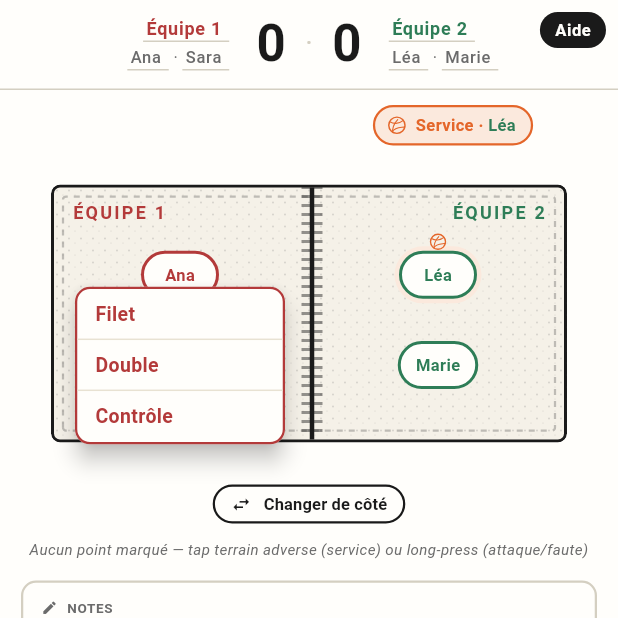
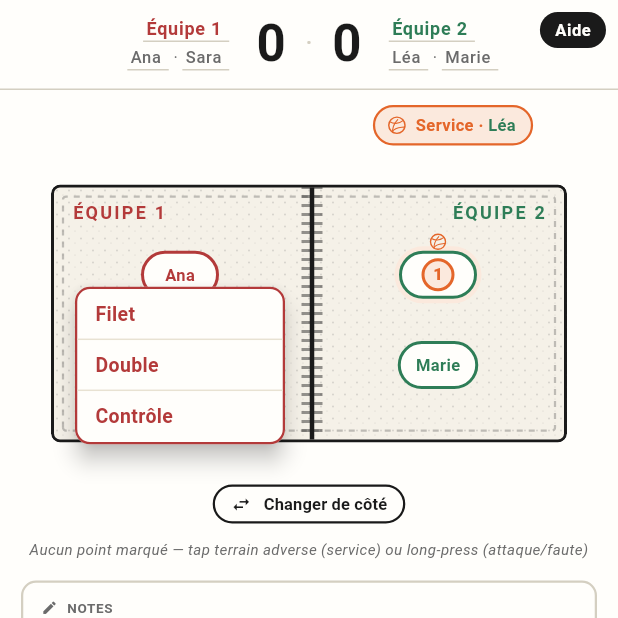
Before and after one commit to Youghz/MeeHawk, a Flutter app: the MatchScreen screen opened directly, after a tap on "Ana", on a phone screen of 412 x 824 dp, the top half of it. Run offline on Flutter 3.47's test engine with Material 3 defaults, Android fonts, the phone set to English and light mode, and no system bars; our stand-ins replace flutter_riverpod, google_fonts.

Commit message:
Seed rally with server impact, slim replay panel, global dismiss
- Each new rally auto-records impact 0 at the serving player's position.
  Court schedules a post-frame callback that adds the BallImpact using
  the LayoutBuilder's measured outer/inner dimensions, so the marker
  lines up precisely with the player's rendered pastille regardless of
  screen size. Triggers: initial match start and every point commit
  (rallyImpacts is flushed in _commitPoint). Idempotent — the callback
  aborts if the rally was already seeded before it ran.
- ReplayPanel now shows only the rally length (count of net crossings,
  derived via PointRecord.rallyLength) and the last winning annotation.
  The X close button is gone, since the replay is dismissible from
  anywhere in the app.
- MatchScreen overlays a full-screen Listener (HitTestBehavior
  .translucent) while in replay. Any pointer-down anywhere exits the
  replay; the gesture still reaches the underlying widget so the same
  tap can do double duty (e.g. tap a new timeline cell = dismiss + new
  selection; tap blank area = just dismiss).
- docs/ARCHITECTURE.md updated: new sections 7.2 (replay dismissal) and
  7.3 (impact-0 seeding).

```diff
--- a/app/lib/screens/match_screen.dart
+++ b/app/lib/screens/match_screen.dart
@@ -1,4 +1,6 @@
 import 'package:flutter/material.dart';
+import 'package:flutter_riverpod/flutter_riverpod.dart';
+import '../providers/match_provider.dart';
 import '../theme.dart';
 import '../widgets/bottom_actions.dart';
 import '../widgets/change_side_prompt.dart';
@@ -11,21 +13,52 @@ import '../widgets/swap_sides_button.dart';
 import '../widgets/timeline.dart';
 import '../widgets/top_score.dart';
 
-class MatchScreen extends StatelessWidget {
+class MatchScreen extends ConsumerWidget {
   const MatchScreen({super.key});
 
   @override
-  Widget build(BuildContext context) => Scaffold(
+  Widget build(BuildContext context, WidgetRef ref) {
+    final isReplay = ref.watch(
+      matchProvider.select((s) => s.selectedPointIndex != null),
+    );
+    return Scaffold(
       backgroundColor: MH.paper,
       body: SafeArea(
         child: Stack(
-            children: const [
-              Column(
+          children: [
+            const _MatchLayout(),
+            const HelpHint(),
+            const ChangeSidePrompt(),
+            // Full-screen raw pointer listener in replay mode: any pointer
+            // down anywhere in the app exits the replay. Uses Listener
+            // (not GestureDetector) with translucent hit-test so the tap
+            // still propagates to the widget below — the gesture then
+            // fires in live mode.
+            if (isReplay)
+              Positioned.fill(
+                child: Listener(
+                  behavior: HitTestBehavior.translucent,
+                  onPointerDown: (_) =>
+                      ref.read(matchProvider.notifier).clearSelection(),
+                ),
+              ),
+          ],
+        ),
+      ),
+    );
+  }
+}
+
+class _MatchLayout extends StatelessWidget {
+  const _MatchLayout();
+
+  @override
+  Widget build(BuildContext context) => Column(
         children: [
           Expanded(
             child: SingleChildScrollView(
               child: Column(
-                        children: [
+                children: const [
                   TopScore(),
                   ServeBanner(),
                   Court(),
@@ -37,13 +70,7 @@ class MatchScreen extends StatelessWidget {
               ),
             ),
           ),
-                  BottomActions(),
+          const BottomActions(),
         ],
-              ),
-              HelpHint(),
-              ChangeSidePrompt(),
-            ],
-          ),
-        ),
       );
 }
--- a/app/lib/widgets/court.dart
+++ b/app/lib/widgets/court.dart
@@ -19,6 +19,11 @@ class _CourtState extends ConsumerState<Court> {
   static const _margin = kCourtMargin;
   static const _maxOuterW = 720.0;
 
+  double? _layoutOuterW;
+  double? _layoutOuterH;
+  double? _layoutInnerW;
+  double? _layoutInnerH;
+
   @override
   Widget build(BuildContext context) {
     final state = ref.watch(matchProvider);
@@ -30,11 +35,17 @@ class _CourtState extends ConsumerState<Court> {
 
     // Replay mode: when a historical point is selected, show that point's
     // trajectory instead of the current rally, hide players, disable
-    // gestures. Tap anywhere in replay mode clears the selection.
+    // gestures.
     final replayIdx = state.selectedPointIndex;
     final isReplay = replayIdx != null && replayIdx < state.history.length;
     final impactsToShow =
         isReplay ? state.history[replayIdx].impacts : state.rallyImpacts;
+
+    // Seed impact 0 (server position) at the start of each rally. Only when
+    // the live rally is empty, after the first layout gives us outerW.
+    if (!isReplay && state.rallyImpacts.isEmpty) {
+      _scheduleSeedImpact();
+    }
 
     return Padding(
       padding: const EdgeInsets.symmetric(horizontal: 14),
@@ -44,6 +55,10 @@ class _CourtState extends ConsumerState<Court> {
         final innerW = (outerW - _margin * 2).clamp(80.0, double.infinity);
         final innerH = innerW / 2;
         final outerH = innerH + _margin * 2;
+        _layoutOuterW = outerW;
+        _layoutOuterH = outerH;
+        _layoutInnerW = innerW;
+        _layoutInnerH = innerH;
         return Center(
           child: SizedBox(
             width: outerW,
@@ -179,6 +194,38 @@ class _CourtState extends ConsumerState<Court> {
       return true;
     }
     return false;
+  }
+
+  /// Schedule a post-frame callback to seed the empty rally with impact 0
+  /// at the server's position. Idempotent: aborts if the rally was already
+  /// seeded before the callback runs.
+  void _scheduleSeedImpact() {
+    WidgetsBinding.instance.addPostFrameCallback((_) {
+      final outerW = _layoutOuterW;
+      final outerH = _layoutOuterH;
+      final innerW = _layoutInnerW;
+      final innerH = _layoutInnerH;
+      if (outerW == null || outerH == null || innerW == null || innerH == null) {
+        return;
+      }
+      final current = ref.read(matchProvider);
+      if (current.rallyImpacts.isNotEmpty) return;
+      if (current.selectedPointIndex != null) return;
+      final serverId = current.servingPlayerId;
+      final pos = current.positions[serverId];
+      if (pos == null) return;
+      final teamSide = current.teamOfPlayer(serverId);
+      if (teamSide == null) return;
+      ref.read(matchProvider.notifier).addBallImpact(
+            BallImpact(
+              x: (_margin + pos.x * innerW) / outerW,
+              y: (_margin + pos.y * innerH) / outerH,
+              isOutside: false,
+              teamSide: teamSide,
+              playerId: serverId,
+            ),
+          );
+    });
   }
 
   /// Record a ball impact with auto-computed team side and nearest-player
--- a/app/lib/widgets/replay_panel.dart
+++ b/app/lib/widgets/replay_panel.dart
@@ -16,6 +16,10 @@ class ReplayPanel extends ConsumerWidget {
     final point = state.history[idx];
     final winnerTeam = state.teams[point.winner]!;
     final color = point.winner == 'e1' ? MH.them : MH.us;
+    final lastAction = point.annotations.isNotEmpty
+        ? point.annotations.last
+        : null;
+    final rallyLength = point.rallyLength;
 
     return Padding(
       padding: const EdgeInsets.fromLTRB(14, 0, 14, 6),
@@ -46,13 +50,13 @@ class ReplayPanel extends ConsumerWidget {
                         letterSpacing: 0.6,
                       )),
                 ),
-                const SizedBox(width: 6),
+                const SizedBox(width: 8),
                 Text(
-                  '${point.scoreE1}–${point.scoreE2}',
+                  '$rallyLength coup${rallyLength > 1 ? 's' : ''}',
                   style: MH.sans(
                     size: 10,
                     color: MH.paper.withValues(alpha: 0.6),
-                  ).copyWith(fontFeatures: const [FontFeature.tabularFigures()]),
+                  ),
                 ),
                 const Spacer(),
                 Text(
@@ -64,50 +68,31 @@ class ReplayPanel extends ConsumerWidget {
                     letterSpacing: 0.4,
                   ),
                 ),
-                const SizedBox(width: 4),
-                GestureDetector(
-                  onTap: () =>
-                      ref.read(matchProvider.notifier).clearSelection(),
-                  child: Padding(
-                    padding: const EdgeInsets.symmetric(horizontal: 4),
-                    child: Text('×',
-                        style: MH.sans(
-                          size: 16,
-                          color: MH.paper.withValues(alpha: 0.5),
-                        )),
-                  ),
-                ),
               ],
             ),
-            const SizedBox(height: 6),
-            if (point.annotations.isEmpty)
-              Text('Aucune annotation pour cet échange',
-                  style: MH.sans(
-                    size: 11,
-                    color: MH.paper.withValues(alpha: 0.6),
-                    fontStyle: FontStyle.italic,
-                  )),
-            for (final a in point.annotations)
-              Padding(
-                padding: const EdgeInsets.only(top: 3),
-                child: Row(
+            const SizedBox(height: 8),
+            Row(
               crossAxisAlignment: CrossAxisAlignment.start,
               children: [
                 Text('· ',
                     style: MH.sans(
-                          size: 11,
+                      size: 12,
                       color: MH.paper.withValues(alpha: 0.5),
                     )),
                 Expanded(
-                      child: Text(a.text,
+                  child: Text(
+                    lastAction?.text ?? 'Aucune action enregistrée',
                     style: MH.sans(
-                            size: 11,
+                      size: 12,
                       color: MH.paper,
                       height: 1.3,
-                          )),
+                      fontStyle: lastAction == null
+                          ? FontStyle.italic
+                          : FontStyle.normal,
+                    ),
+                  ),
                 ),
               ],
-                ),
             ),
           ],
         ),
```
Also changed, not shown: 1 other file. Lines whose indentation alone changed are shown as unchanged.
